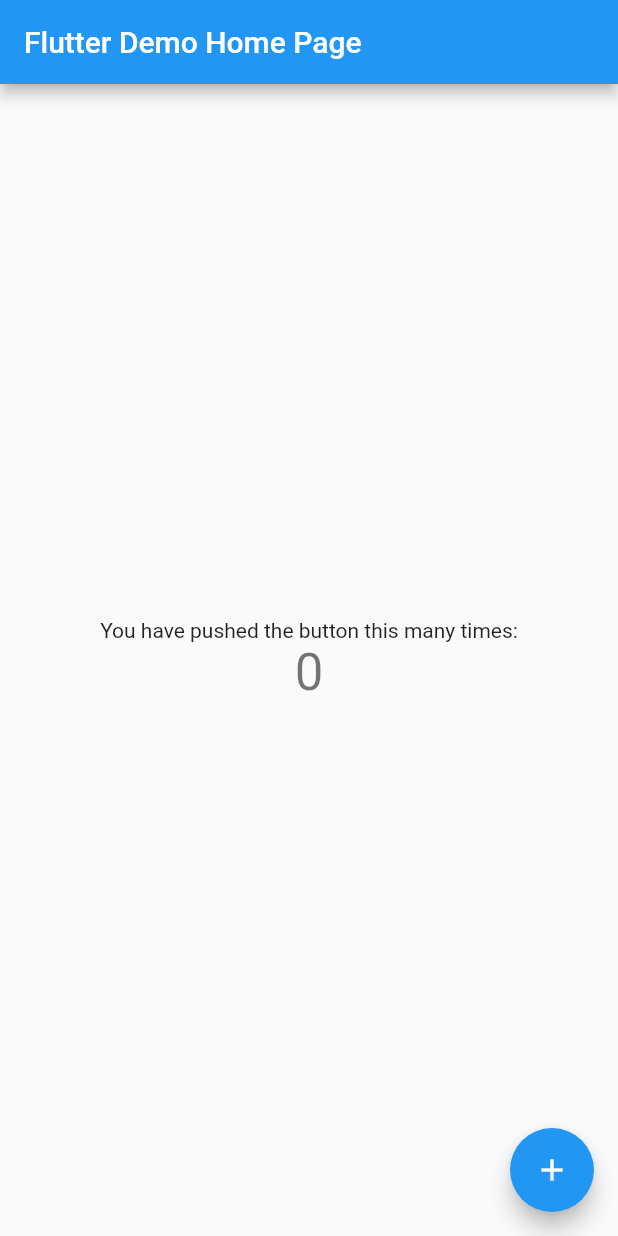
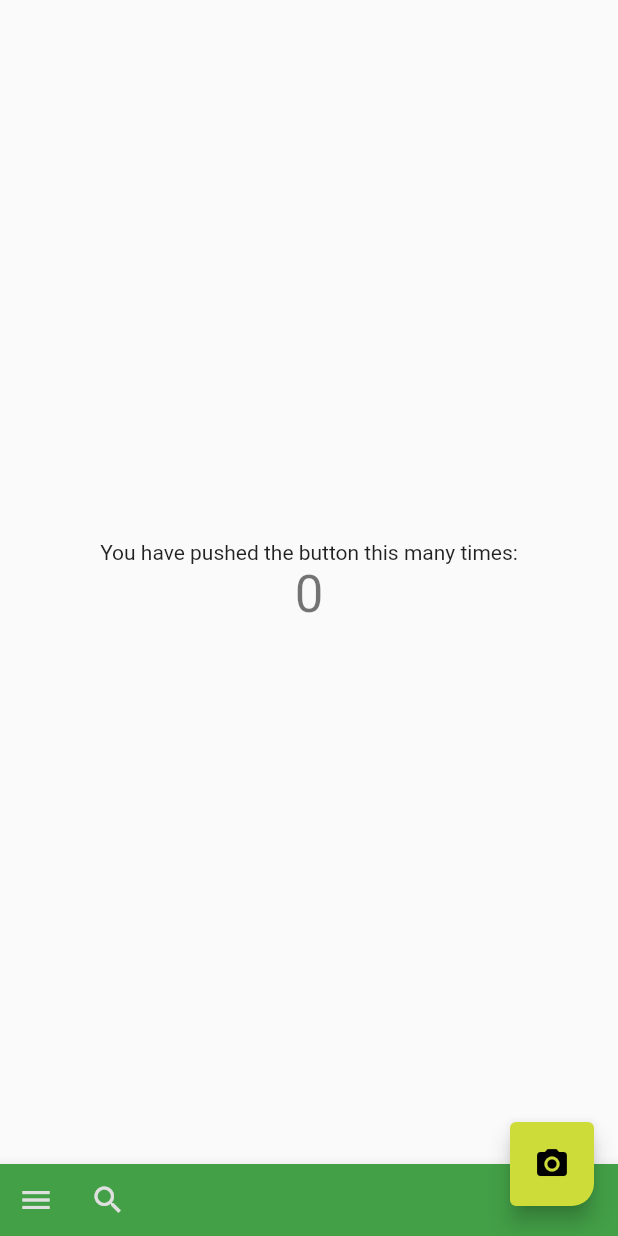
Before and after one commit to jacksonsamuelmoore/Salvage-App, a Flutter app: the screen it shows after launch, on a phone screen of 412 x 824 dp. Run offline on Flutter 3.47's test engine with Material 2 defaults, Android fonts, the phone set to English and light mode, and no system bars.

Commit message:
Add menu bar, theme, FAB

```diff
--- a/lib/main.dart
+++ b/lib/main.dart
@@ -1,8 +1,8 @@
 import 'package:flutter/material.dart';
 
-void main() => runApp(new MyApp());
+void main() => runApp(new SalvageApp());
 
-class MyApp extends StatelessWidget {
+class SalvageApp extends StatelessWidget {
   // This widget is the root of your application.
   @override
   Widget build(BuildContext context) {
@@ -17,9 +17,13 @@ class MyApp extends StatelessWidget {
         // "hot reload" (press "r" in the console where you ran "flutter run",
         // or press Run > Flutter Hot Reload in IntelliJ). Notice that the
         // counter didn't reset back to zero; the application is not restarted.
-        primarySwatch: Colors.blue,
+        primaryColor: Colors.green[800],
+        primaryColorLight: Color(0xFF60ad5e),
+        primaryColorDark: Color(0xFF005005),
+        accentColor: Colors.lime[500],
+        brightness: Brightness.light,
       ),
-      home: new MyHomePage(title: 'Flutter Demo Home Page'),
+      home: new MyHomePage(title: 'Salvage'),
     );
   }
 }
@@ -65,10 +69,23 @@ class _MyHomePageState extends State<MyHomePage> {
     // fast, so that you can just rebuild anything that needs updating rather
     // than having to individually change instances of widgets.
     return new Scaffold(
-      appBar: new AppBar(
-        // Here we take the value from the MyHomePage object that was created by
-        // the App.build method, and use it to set our appbar title.
-        title: new Text(widget.title),
+      bottomNavigationBar: BottomAppBar(
+        hasNotch: false,
+        color: Colors.green[600],
+        child: new Row(
+          children: <Widget>[
+            IconButton(
+              color: Theme.of(context).buttonColor,
+              icon: Icon(Icons.menu),
+              onPressed: _incrementCounter,
+            ),
+            IconButton(
+              color: Theme.of(context).buttonColor,
+              icon: Icon(Icons.search),
+              onPressed: () {},
+            ),
+          ],
+        ),
       ),
       body: new Center(
         // Center is a layout widget. It takes a single child and positions it
@@ -99,10 +116,18 @@ class _MyHomePageState extends State<MyHomePage> {
           ],
         ),
       ),
+      floatingActionButtonLocation: FloatingActionButtonLocation.endDocked,
       floatingActionButton: new FloatingActionButton(
         onPressed: _incrementCounter,
+        shape: RoundedRectangleBorder(
+          borderRadius: BorderRadius.only(
+              bottomRight: Radius.circular(15.0),
+              bottomLeft: Radius.circular(4.0),
+              topLeft: Radius.circular(4.0),
+              topRight: Radius.circular(4.0)),
+        ),
         tooltip: 'Increment',
-        child: new Icon(Icons.add),
+        child: new Icon(Icons.photo_camera),
       ), // This trailing comma makes auto-formatting nicer for build methods.
     );
   }
```
Also changed, not shown: 7 other files.
